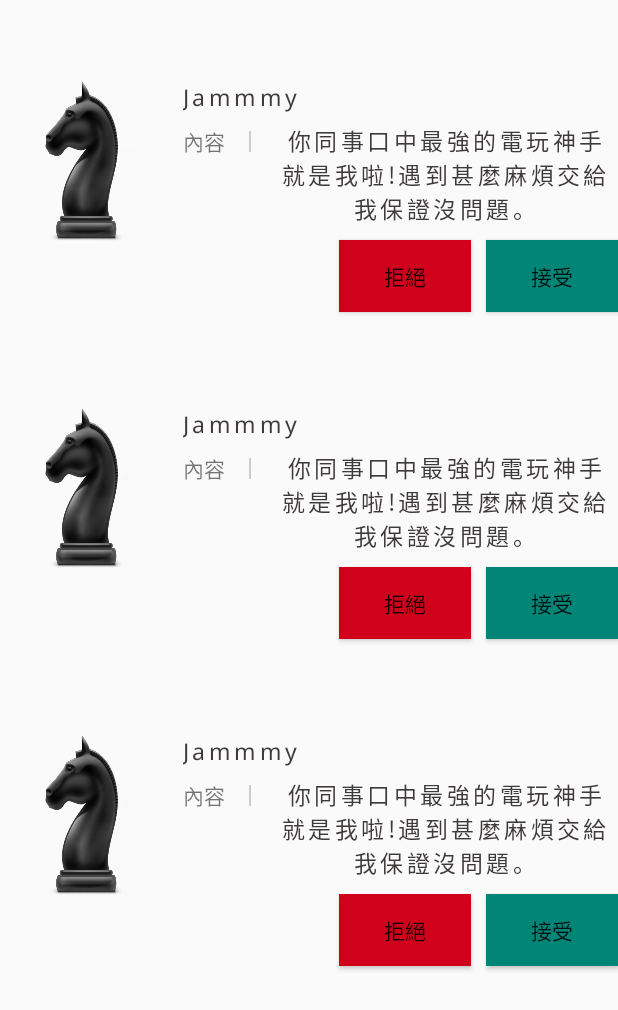
After one commit to TomLincoln066/favor-around-the-corner, an Android app: the layout fragment_proposal_list.xml on its own in the app's theme, with its tools: preview values and no code run, on a phone screen of 412 x 824 dp. The commit adds this screen. Shown: the top 1010 px of the screen. Run offline under Robolectric (Android 15) with nearby library versions, the phone set to English and light mode, and no system bars.

Commit message:
now can nav from proposal edit fragment to proposal list fragment & app works fine

```diff
--- a/app/src/main/java/com/tom/helper/proposaleditfragment/ProposalEditFragment.kt
+++ b/app/src/main/java/com/tom/helper/proposaleditfragment/ProposalEditFragment.kt
@@ -6,8 +6,12 @@ import androidx.fragment.app.Fragment
 import android.view.LayoutInflater
 import android.view.View
 import android.view.ViewGroup
+import androidx.navigation.fragment.findNavController
+
 
 import com.tom.helper.R
+import com.tom.helper.databinding.FragmentProposalEditBinding
+import com.tom.helper.source.Task
 
 /**
  * A simple [Fragment] subclass.
@@ -18,8 +22,27 @@ class ProposalEditFragment : Fragment() {
         inflater: LayoutInflater, container: ViewGroup?,
         savedInstanceState: Bundle?
     ): View? {
+
+
+        val binding = FragmentProposalEditBinding.inflate(inflater, container, false)
+        binding.lifecycleOwner = this
+
+        binding.buttonProposalSend.setOnClickListener {
+
+            //requireArguments().get("task") as Task) : handle getting the task argument from fragment_job_detail * should try navArg<>() instead
+            findNavController().navigate(
+                ProposalEditFragmentDirections.actionGlobalProposalListFragment(
+                    requireArguments().get("task") as Task
+                )
+            )
+//            findNavController().navigate(JobDetailFragmentDirections.actionGlobalProposalEditFragment(navArgs<Task>()))
+
+        }
+
+
         // Inflate the layout for this fragment
-        return inflater.inflate(R.layout.fragment_proposal_edit, container, false)
+//        return inflater.inflate(R.layout.fragment_proposal_edit, container, false)
+        return binding.root
     }
 
 
--- /dev/null
+++ b/app/src/main/java/com/tom/helper/proposallistfragment/ProposalListFragment.kt
@@ -0,0 +1,26 @@
+package com.tom.helper.proposallistfragment
+
+
+import android.os.Bundle
+import androidx.fragment.app.Fragment
+import android.view.LayoutInflater
+import android.view.View
+import android.view.ViewGroup
+
+import com.tom.helper.R
+
+/**
+ * A simple [Fragment] subclass.
+ */
+class ProposalListFragment : Fragment() {
+
+    override fun onCreateView(
+        inflater: LayoutInflater, container: ViewGroup?,
+        savedInstanceState: Bundle?
+    ): View? {
+        // Inflate the layout for this fragment
+        return inflater.inflate(R.layout.fragment_proposal_list, container, false)
+    }
+
+
+}
--- /dev/null
+++ b/app/src/main/res/layout/fragment_proposal_list.xml
@@ -0,0 +1,23 @@
+<?xml version="1.0" encoding="utf-8"?>
+<androidx.constraintlayout.widget.ConstraintLayout
+    xmlns:android="http://schemas.android.com/apk/res/android"
+    xmlns:app="http://schemas.android.com/apk/res-auto"
+    xmlns:tools="http://schemas.android.com/tools"
+    android:layout_width="match_parent"
+    android:layout_height="match_parent"
+    tools:context=".proposallistfragment.ProposalListFragment">
+
+
+    <androidx.recyclerview.widget.RecyclerView
+        android:id="@+id/proposal_list_recycler"
+        android:layout_width="match_parent"
+        android:layout_height="0dp"
+        app:layout_constraintBottom_toBottomOf="parent"
+        app:layout_constraintEnd_toEndOf="parent"
+        app:layout_constraintStart_toStartOf="parent"
+        app:layout_constraintTop_toTopOf="parent"
+        tools:listitem="@layout/item_proposal"/>
+
+
+
+</androidx.constraintlayout.widget.ConstraintLayout>
--- /dev/null
+++ b/app/src/main/res/layout/item_proposal.xml
@@ -0,0 +1,110 @@
+<?xml version="1.0" encoding="utf-8"?>
+<layout xmlns:android="http://schemas.android.com/apk/res/android"
+    xmlns:app="http://schemas.android.com/apk/res-auto"
+    xmlns:tools="http://schemas.android.com/tools">
+
+    <data>
+
+    </data>
+
+    <androidx.constraintlayout.widget.ConstraintLayout
+        android:id="@+id/layout_payment"
+        android:layout_width="match_parent"
+        android:layout_height="wrap_content">
+
+
+        <ImageView
+            android:id="@+id/image_item_proposal_picture"
+            android:layout_width="82dp"
+            android:layout_height="110dp"
+            android:layout_marginStart="16dp"
+            android:layout_marginTop="5dp"
+            android:layout_marginBottom="5dp"
+            android:background="@drawable/chess_png"
+            android:scaleType="centerCrop"
+            app:layout_constraintBottom_toBottomOf="parent"
+            app:layout_constraintStart_toStartOf="parent"
+            app:layout_constraintTop_toTopOf="parent" />
+
+        <TextView
+            android:id="@+id/text_proposal_provider_name"
+            android:layout_width="0dp"
+            android:layout_height="wrap_content"
+            android:layout_marginStart="24dp"
+            android:ellipsize="end"
+            android:fontFamily="@font/noto_sans"
+            android:letterSpacing="0.15"
+            android:maxLines="2"
+            android:textColor="@color/black_3f3a3a"
+            android:textSize="15sp"
+
+            app:layout_constraintHorizontal_bias="0.5"
+            app:layout_constraintHorizontal_chainStyle="packed"
+            app:layout_constraintStart_toEndOf="@+id/image_item_proposal_picture"
+            app:layout_constraintTop_toTopOf="@+id/image_item_proposal_picture"
+            tools:text="Jammmy" />
+
+        <TextView
+            android:id="@+id/text_proposal_content_tag"
+            android:layout_width="wrap_content"
+            android:layout_height="22dp"
+            android:layout_marginTop="8dp"
+            android:scaleType="centerCrop"
+            android:text="@string/text_proposal_content_tag"
+            app:layout_constraintStart_toStartOf="@+id/text_proposal_provider_name"
+            app:layout_constraintTop_toBottomOf="@+id/text_proposal_provider_name" />
+
+        <View
+            android:id="@+id/view_item_proposal_separation"
+            android:layout_width="1dp"
+            android:layout_height="14dp"
+            android:layout_marginStart="16dp"
+            android:background="@color/gray_cccccc"
+            app:layout_constraintBottom_toBottomOf="@+id/text_proposal_content_tag"
+            app:layout_constraintStart_toEndOf="@+id/text_proposal_content_tag"
+            app:layout_constraintTop_toTopOf="@+id/text_proposal_content_tag" />
+
+        <TextView
+            android:id="@+id/text_item_proposal_content"
+            android:layout_width="225dp"
+            android:layout_height="wrap_content"
+            android:layout_marginStart="16dp"
+            android:fontFamily="@font/noto_sans"
+            android:gravity="center"
+            android:letterSpacing="0.15"
+
+            android:textColor="@color/black_3f3a3a"
+            android:textSize="15sp"
+            app:layout_constraintBottom_toBottomOf="@+id/view_item_proposal_separation"
+            app:layout_constraintStart_toEndOf="@+id/view_item_proposal_separation"
+            app:layout_constraintTop_toTopOf="@+id/view_item_proposal_separation"
+            app:layout_constraintVertical_bias="0.1"
+            tools:text="@string/editText_proposal_content" />
+
+        <Button
+            android:id="@+id/button_item_proposal_reject"
+            android:layout_width="wrap_content"
+            android:layout_height="wrap_content"
+            android:layout_marginTop="10dp"
+            android:layout_marginEnd="10dp"
+            android:layout_marginBottom="10dp"
+            android:background="@color/red_d0021b"
+            android:text="拒絕"
+            app:layout_constraintBottom_toBottomOf="parent"
+            app:layout_constraintEnd_toStartOf="@+id/button_item_proposal_accept"
+            app:layout_constraintTop_toBottomOf="@+id/text_item_proposal_content" />
+
+        <Button
+            android:id="@+id/button_item_proposal_accept"
+            android:layout_width="wrap_content"
+            android:layout_height="wrap_content"
+            android:layout_marginTop="10dp"
+            android:layout_marginBottom="10dp"
+            android:background="@color/colorPrimary"
+            android:text="接受"
+            app:layout_constraintBottom_toBottomOf="parent"
+            app:layout_constraintEnd_toEndOf="parent"
+            app:layout_constraintTop_toBottomOf="@+id/text_item_proposal_content" />
+
+    </androidx.constraintlayout.widget.ConstraintLayout>
+</layout>
--- a/app/src/main/res/navigation/navigation.xml
+++ b/app/src/main/res/navigation/navigation.xml
@@ -63,6 +63,18 @@
     <action
         android:id="@+id/action_global_proposalEditFragment"
         app:destination="@id/proposalEditFragment" />
+    <fragment
+        android:id="@+id/proposalListFragment"
+        android:name="com.tom.helper.proposallistfragment.ProposalListFragment"
+        android:label="fragment_proposal_list"
+        tools:layout="@layout/fragment_proposal_list" >
+        <argument
+            android:name="task"
+            app:argType="com.tom.helper.source.Task" />
+    </fragment>
+    <action
+        android:id="@+id/action_global_proposalListFragment"
+        app:destination="@id/proposalListFragment" />
 
 
 </navigation>
--- a/app/src/main/res/values/strings.xml
+++ b/app/src/main/res/values/strings.xml
@@ -82,4 +82,8 @@
     <string name="button_proposal_send">送出</string>
     <string name="editText_proposal_content">你同事口中最強的電玩神手就是我啦!遇到甚麼麻煩交給我保證沒問題。</string>
 
+    <!-- Proposals list fragment and item -->
+    <string name="hello_blank_fragment">Hello blank fragment</string>
+    <string name="text_proposal_content_tag">內容</string>
+
 </resources>
```
